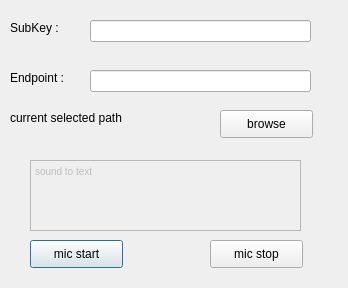
Before: the Qt Designer form main.ui in withdongyeong/stt_team3, drawn with Qt 5.
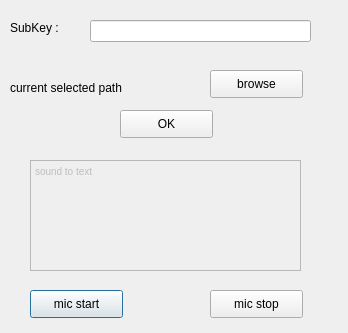
After: the same form once the commit is applied.

Commit message: delete useless ui, update mic to text

What changed in the file:
```diff
--- a/main.ui
+++ b/main.ui
@@ -7,7 +7,7 @@
     <x>0</x>
     <y>0</y>
     <width>348</width>
-    <height>288</height>
+    <height>333</height>
    </rect>
   </property>
   <property name="windowTitle">
@@ -17,7 +17,7 @@
    <property name="geometry">
     <rect>
      <x>30</x>
-     <y>240</y>
+     <y>290</y>
      <width>93</width>
      <height>28</height>
     </rect>
@@ -29,8 +29,8 @@
   <widget class="QPushButton" name="browseButton">
    <property name="geometry">
     <rect>
-     <x>220</x>
-     <y>110</y>
+     <x>210</x>
+     <y>70</y>
      <width>93</width>
      <height>28</height>
     </rect>
@@ -43,7 +43,7 @@
    <property name="geometry">
     <rect>
      <x>10</x>
-     <y>110</y>
+     <y>80</y>
      <width>251</width>
      <height>16</height>
     </rect>
@@ -65,16 +65,6 @@
     <string/>
    </property>
   </widget>
-  <widget class="QLineEdit" name="endpointEdit">
-   <property name="geometry">
-    <rect>
-     <x>90</x>
-     <y>70</y>
-     <width>221</width>
-     <height>22</height>
-    </rect>
-   </property>
-  </widget>
   <widget class="QLabel" name="subscriptionKeyLabel">
    <property name="geometry">
     <rect>
@@ -88,24 +78,11 @@
     <string>SubKey :</string>
    </property>
   </widget>
-  <widget class="QLabel" name="endpointLabel">
-   <property name="geometry">
-    <rect>
-     <x>10</x>
-     <y>70</y>
-     <width>61</width>
-     <height>16</height>
-    </rect>
-   </property>
-   <property name="text">
-    <string>Endpoint :</string>
-   </property>
-  </widget>
   <widget class="QPushButton" name="stopButton">
    <property name="geometry">
     <rect>
      <x>210</x>
-     <y>240</y>
+     <y>290</y>
      <width>93</width>
      <height>28</height>
     </rect>
@@ -123,7 +100,7 @@
      <x>30</x>
      <y>160</y>
      <width>271</width>
-     <height>71</height>
+     <height>111</height>
     </rect>
    </property>
    <property name="html">
@@ -134,6 +111,19 @@
 &lt;p style=&quot; margin-top:0px; margin-bottom:0px; margin-left:0px; margin-right:0px; -qt-block-indent:0; text-indent:0px;&quot;&gt;sound to text&lt;/p&gt;&lt;/body&gt;&lt;/html&gt;</string>
    </property>
   </widget>
+  <widget class="QPushButton" name="okButton">
+   <property name="geometry">
+    <rect>
+     <x>120</x>
+     <y>110</y>
+     <width>93</width>
+     <height>28</height>
+    </rect>
+   </property>
+   <property name="text">
+    <string>OK</string>
+   </property>
+  </widget>
  </widget>
  <resources/>
  <connections/>
```
The commit also changes 1 other file.
